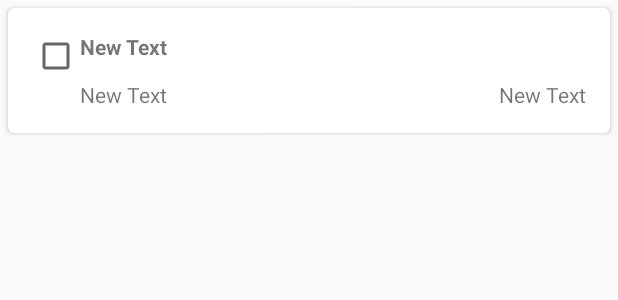
After one commit to sayor20/ProlificLibrary, an Android app: the layout list_item.xml on its own in the app's theme, with its tools: preview values and no code run, on a phone screen of 412 x 824 dp. The commit adds this screen. Shown: the top 300 px of the screen. Run offline under Robolectric (Android 15) with nearby library versions, the phone set to English and light mode, and no system bars.

Commit message:
initial commit

```diff
--- a/app/src/main/AndroidManifest.xml
+++ b/app/src/main/AndroidManifest.xml
@@ -1,14 +1,14 @@
 <?xml version="1.0" encoding="utf-8"?>
 <manifest xmlns:android="http://schemas.android.com/apk/res/android"
     package="com.sayor.org.prolificlibrary" >
-
+    <uses-permission android:name="android.permission.INTERNET"/>
     <application
         android:allowBackup="true"
         android:icon="@mipmap/ic_launcher"
         android:label="@string/app_name"
         android:supportsRtl="true"
         android:theme="@style/AppTheme" >
-        <activity android:name=".BooksListActivity" >
+        <activity android:name=".activities.BooksListActivity" >
             <intent-filter>
                 <action android:name="android.intent.action.MAIN" />
 
--- a/app/src/main/java/com/sayor/org/prolificlibrary/BooksListActivity.java
+++ b/app/src/main/java/com/sayor/org/prolificlibrary/activities/BooksListActivity.java
@@ -1,7 +1,8 @@
-package com.sayor.org.prolificlibrary;
+package com.sayor.org.prolificlibrary.activities;
 
 import android.support.v7.app.AppCompatActivity;
 import android.os.Bundle;
+import com.sayor.org.prolificlibrary.R;
 
 public class BooksListActivity extends AppCompatActivity {
 
--- /dev/null
+++ b/app/src/main/res/layout/list_item.xml
@@ -0,0 +1,60 @@
+<?xml version="1.0" encoding="utf-8"?>
+<android.support.v7.widget.CardView xmlns:android="http://schemas.android.com/apk/res/android"
+    xmlns:card_view="http://schemas.android.com/apk/res-auto"
+    android:id="@+id/card_view"
+    android:layout_height="wrap_content"
+    android:layout_width="match_parent"
+    card_view:cardCornerRadius="4dp"
+    android:layout_margin="5dp">
+<RelativeLayout xmlns:android="http://schemas.android.com/apk/res/android"
+    android:orientation="vertical" android:layout_width="match_parent"
+    android:paddingBottom="@dimen/activity_horizontal_margin"
+    android:paddingTop="@dimen/activity_horizontal_margin"
+    android:paddingLeft="@dimen/activity_vertical_margin"
+    android:paddingRight="@dimen/activity_vertical_margin"
+    android:background="?android:attr/selectableItemBackground"
+    android:layout_height="match_parent">
+    <CheckBox
+        android:layout_width="wrap_content"
+        android:layout_height="wrap_content"
+        android:id="@+id/cbDone"
+        android:clickable="false"
+        android:layout_alignParentTop="true"
+        android:layout_alignParentLeft="true"
+        android:layout_alignParentStart="true"/>
+    <TextView
+        android:layout_width="wrap_content"
+        android:layout_height="wrap_content"
+        android:text="New Text"
+        android:id="@+id/tvName"
+        android:transitionName="name"
+        android:layout_alignParentTop="true"
+        android:layout_alignParentRight="true"
+        android:layout_alignParentEnd="true"
+        android:layout_alignBottom="@+id/cbDone"
+        android:layout_toRightOf="@+id/cbDone"
+        android:layout_toEndOf="@+id/cbDone"
+        android:textStyle="bold" />
+    <TextView
+        android:layout_width="wrap_content"
+        android:layout_height="wrap_content"
+        android:text="New Text"
+        android:id="@+id/tvDesc"
+        android:transitionName="desc"
+        android:layout_below="@+id/tvName"
+        android:layout_toLeftOf="@+id/tvQty"
+        android:layout_alignBottom="@+id/tvQty"
+        android:layout_toRightOf="@+id/cbDone"
+        android:layout_toEndOf="@+id/cbDone" />
+
+    <TextView
+        android:layout_width="wrap_content"
+        android:layout_height="wrap_content"
+        android:text="New Text"
+        android:transitionName="qty"
+        android:id="@+id/tvQty"
+        android:layout_below="@+id/tvName"
+        android:layout_alignParentRight="true"
+        android:layout_alignParentEnd="true" />
+</RelativeLayout>
+</android.support.v7.widget.CardView>
--- a/app/src/main/res/values/dimens.xml
+++ b/app/src/main/res/values/dimens.xml
@@ -2,4 +2,6 @@
     <!-- Default screen margins, per the Android Design guidelines. -->
     <dimen name="activity_horizontal_margin">16dp</dimen>
     <dimen name="activity_vertical_margin">16dp</dimen>
+    <dimen name="fab_margin">16dp</dimen>
+
 </resources>
--- a/app/src/main/res/values/styles.xml
+++ b/app/src/main/res/values/styles.xml
@@ -7,5 +7,11 @@
         <item name="colorPrimaryDark">@color/colorPrimaryDark</item>
         <item name="colorAccent">@color/colorAccent</item>
     </style>
+    <style name="AppTheme.NoActionBar">
+        <item name="windowActionBar">false</item>
+        <item name="windowNoTitle">true</item>
+    </style>
+    <style name="AppTheme.AppBarOverlay" parent="ThemeOverlay.AppCompat.Dark.ActionBar" />
+    <style name="AppTheme.PopupOverlay" parent="ThemeOverlay.AppCompat.Light" />
 
 </resources>
```
Also changed, not shown: app/build.gradle (+7 -0 lines), app/src/main/java/com/sayor/org/prolificlibrary/adapters/BookAdapter.java (added, +60 -0 lines), app/src/main/java/com/sayor/org/prolificlibrary/adapters/BookHolder.java (added, +45 -0 lines), app/src/main/java/com/sayor/org/prolificlibrary/models/Book.java (added, +75 -0 lines), app/src/main/java/com/sayor/org/prolificlibrary/services/BookService.java (added, +29 -0 lines), app/src/main/res/layout/activity_books_list.xml (+23 -8 lines), app/src/main/res/layout/content_grocery_list.xml (added, +15 -0 lines), app/src/main/res/values-v21/styles.xml (added, +9 -0 lines), 1 other file.
